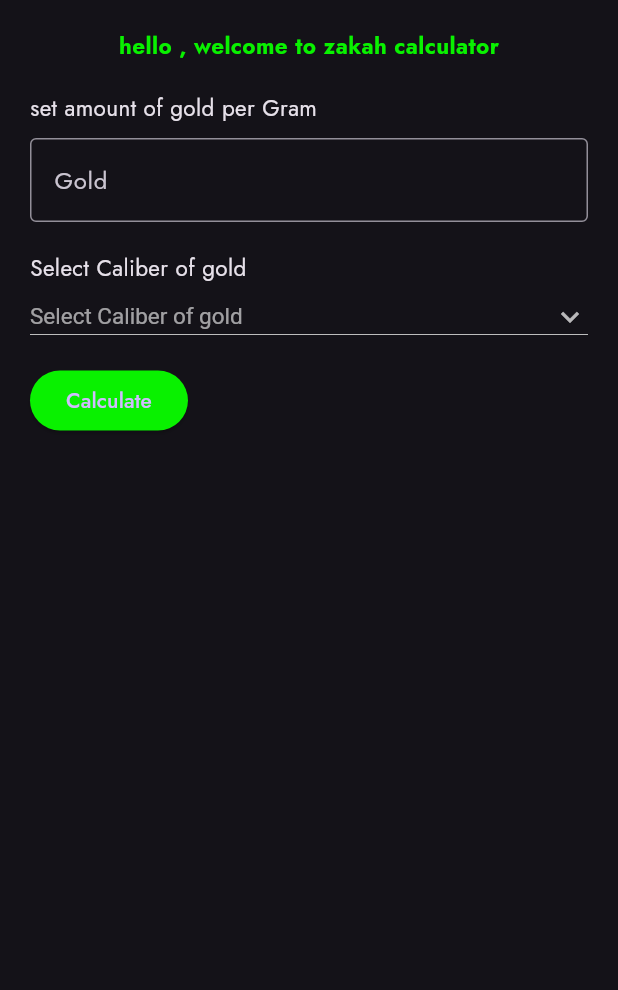
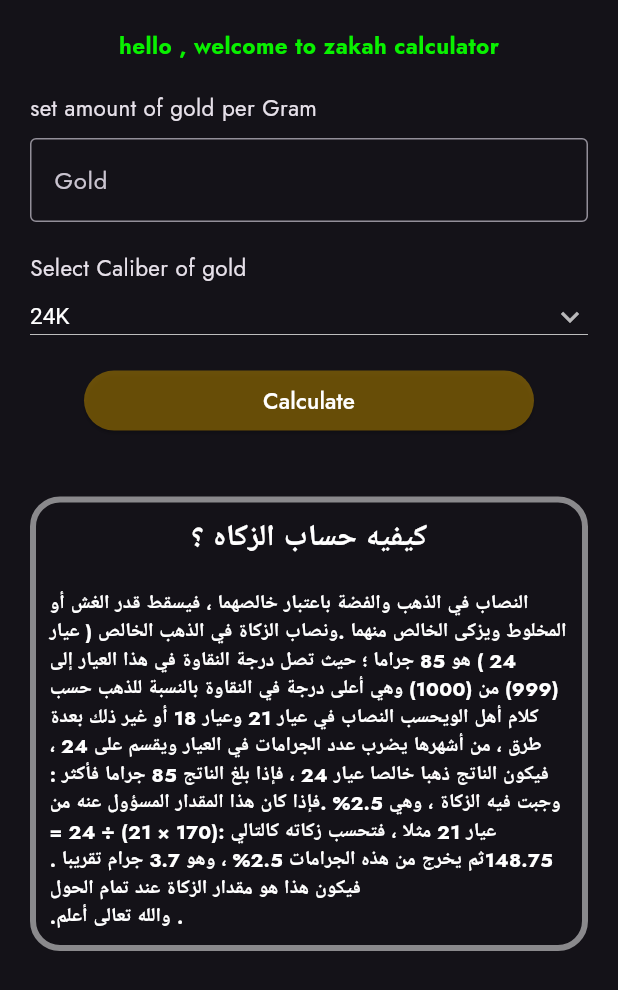
Before and after one commit to Amr-3li/Gold-Money-app, a Flutter app: the ZakahCalculatorContent widget shown alone on an empty page, opened directly with empty values, after a tap on "Calculate", on a phone screen of 412 x 824 dp. Shown: the top 990 px of the screen. Run offline on Flutter 3.47's test engine with Material 3 defaults, Android fonts, the phone set to English and light mode, and no system bars; our stand-ins replace bloc, dio, flutter_bloc, google_nav_bar, shimmer; network calls fail.

Commit message:
finish zakah page

```diff
--- a/lib/presentation/Pages/zakah_calculator.dart
+++ b/lib/presentation/Pages/zakah_calculator.dart
@@ -20,10 +20,11 @@ class ZakahCalculator extends StatelessWidget {
           image: AssetImage("assets/Images/background/mosque.jpg"),
           filterQuality: FilterQuality.low,
           fit: BoxFit.fill,
-          opacity: 0.55,
+          opacity: 0.5,
         )),
         child: BlocProvider(
-          create: (context) => GoldCubit(GoldRepository(GoldWepServices()))..getGoldPrice(),
+          create: (context) =>
+              GoldCubit(GoldRepository(GoldWepServices()))..getGoldPrice(),
           child: const ZakahCalculatorBody(),
         ),
       ),
--- /dev/null
+++ b/lib/presentation/widgets/zakah_calculator/result_text.dart
@@ -0,0 +1,30 @@
+import 'package:flutter/material.dart';
+
+class ResultText extends StatelessWidget {
+  const ResultText({
+    super.key,
+    required this.result,
+  });
+  final String result;
+  @override
+  Widget build(BuildContext context) {
+    return Align(
+      alignment: Alignment.center,
+      child: Container(
+        padding: const EdgeInsets.all(10),
+        decoration: BoxDecoration(
+          border: Border.all(
+              color: const Color.fromARGB(255, 47, 163, 51), width: 2),
+          borderRadius: BorderRadius.circular(10),
+        ),
+        child: Text(
+          "Zakah : $result EGP",
+          style: const TextStyle(
+              fontSize: 25,
+              color: Color.fromARGB(255, 47, 163, 51),
+              fontWeight: FontWeight.bold),
+        ),
+      ),
+    );
+  }
+}
--- a/lib/presentation/widgets/zakah_calculator/zakah_calculator_content.dart
+++ b/lib/presentation/widgets/zakah_calculator/zakah_calculator_content.dart
@@ -1,5 +1,7 @@
 import 'package:flutter/material.dart';
 import 'package:gold/presentation/widgets/Input_text.dart';
+import 'package:gold/presentation/widgets/zakah_calculator/result_text.dart';
+import 'package:gold/presentation/widgets/zakah_calculator/zakah_information.dart';
 
 class ZakahCalculatorContent extends StatefulWidget {
   const ZakahCalculatorContent({super.key, required this.goldprice});
@@ -11,13 +13,34 @@ class ZakahCalculatorContent extends StatefulWidget {
 
 class _ZakahCalculatorContentState extends State<ZakahCalculatorContent> {
   TextEditingController controller = TextEditingController();
-  int caliber = 0;
+
+  int caliber = 24;
+  double result = 0;
   double zakahCalculator() {
-    return widget.goldprice * 0.05;
+    int amount = int.parse(controller.text);
+    if (caliber == 24 && amount >= 85) {
+      result = amount * (widget.goldprice / 31.1034) * (2.5 / 100);
+    } else if (caliber == 21 && amount > 97) {
+      result =
+          ((amount * 21) / 24) * (widget.goldprice / 31.1034) * (2.5 / 100);
+    } else if (caliber == 18 && amount > 113) {
+      result =
+          ((amount * 18) / 24) * (widget.goldprice / 31.1034) * (2.5 / 100);
+    } else if (caliber == 16 && amount > 127) {
+      result =
+          ((amount * 16) / 24) * (widget.goldprice / 31.1034) * (2.5 / 100);
+    } else {
+      result = -1;
     }
+
+    return result;
+  }
+
   @override
   Widget build(BuildContext context) {
-    return Container(
+    return SingleChildScrollView(
+      physics: const BouncingScrollPhysics(),
+      child: Container(
         padding: const EdgeInsets.all(20),
         child: Column(
           crossAxisAlignment: CrossAxisAlignment.start,
@@ -52,16 +75,38 @@ class _ZakahCalculatorContentState extends State<ZakahCalculatorContent> {
             const SizedBox(height: 10),
             dropDownList(),
             const SizedBox(height: 20),
-          ElevatedButton(
+            Center(
+              child: ElevatedButton(
                 style: const ButtonStyle(
+                  fixedSize: WidgetStatePropertyAll(Size(300, 40)),
                   backgroundColor: WidgetStatePropertyAll(
-                Color.fromARGB(255, 9, 241, 0),
+                    Color.fromARGB(152, 164, 121, 1),
                   ),
                 ),
-            onPressed: () {},
-            child: const Text("Calculate"),
+                onPressed: () {
+                  setState(() {
+                    result = zakahCalculator();
+                  });
+                },
+                child: const Text("Calculate",
+                    style: TextStyle(fontSize: 15, color: Colors.white)),
+              ),
+            ),
+            const SizedBox(height: 20),
+            result == 0
+                ? Container()
+                : result == -1
+                    ? const ResultText(
+                        result: " لم يبلغ حد الزكاه",
                       )
+                    : ResultText(
+                        result:
+                            " ${zakahCalculator().toString().substring(0, 8)}",
+                      ),
+            const SizedBox(height: 20),
+            const ZakahInformation()
           ],
+        ),
       ),
     );
   }
@@ -82,8 +127,8 @@ class _ZakahCalculatorContentState extends State<ZakahCalculatorContent> {
           child: Text("24K"),
         ),
         DropdownMenuItem(
-          value: 22,
-          child: Text("22K"),
+          value: 21,
+          child: Text("21K"),
         ),
         DropdownMenuItem(
           value: 18,
--- /dev/null
+++ b/lib/presentation/widgets/zakah_calculator/zakah_information.dart
@@ -0,0 +1,38 @@
+import 'package:flutter/material.dart';
+
+class ZakahInformation extends StatelessWidget {
+  const ZakahInformation({
+    super.key,
+  });
+
+  @override
+  Widget build(BuildContext context) {
+    return Container(
+      padding: const EdgeInsets.all(9),
+      width: double.infinity,
+      decoration: BoxDecoration(
+        border: Border.all(color: Colors.white.withOpacity(0.5), width: 4),
+        borderRadius: BorderRadius.circular(20),
+      ),
+      child: const Column(
+        crossAxisAlignment: CrossAxisAlignment.center,
+        children: [
+          Text(
+            "كيفيه حساب الزكاه ؟",
+            style: TextStyle(
+                fontSize: 20, color: Colors.white, fontWeight: FontWeight.bold),
+          ),
+          SizedBox(height: 20),
+          Text(
+              maxLines: 20,
+              overflow: TextOverflow.ellipsis,
+              style: TextStyle(
+                  fontSize: 13,
+                  color: Colors.white,
+                  fontWeight: FontWeight.bold),
+              "النصاب في الذهب والفضة باعتبار خالصهما ، فيسقط قدر الغش أو المخلوط ويزكى الخالص منهما .ونصاب الزكاة في الذهب الخالص ( عيار 24 ) هو 85 جراما ؛ حيث تصل درجة النقاوة في هذا العيار إلى (999) من (1000) وهي أعلى درجة في النقاوة بالنسبة للذهب حسب كلام أهل الويحسب النصاب في عيار 21 وعيار 18 أو غير ذلك بعدة طرق ، من أشهرها يضرب عدد الجرامات في العيار ويقسم على 24 ، فيكون الناتج ذهبا خالصا عيار 24 ، فإذا بلغ الناتج 85 جراما فأكثر : وجبت فيه الزكاة ، وهي 2.5% .فإذا كان هذا المقدار المسؤول عنه من عيار 21 مثلا ، فتحسب زكاته كالتالي :(170 × 21) ÷ 24 = 148.75ثم يخرج من هذه الجرامات 2.5% ، وهو 3.7 جرام تقريبا . فيكون هذا هو مقدار الزكاة عند تمام الحول  \n.والله تعالى أعلم ."),
+        ],
+      ),
+    );
+  }
+}
```
Lines whose indentation alone changed are shown as unchanged.
